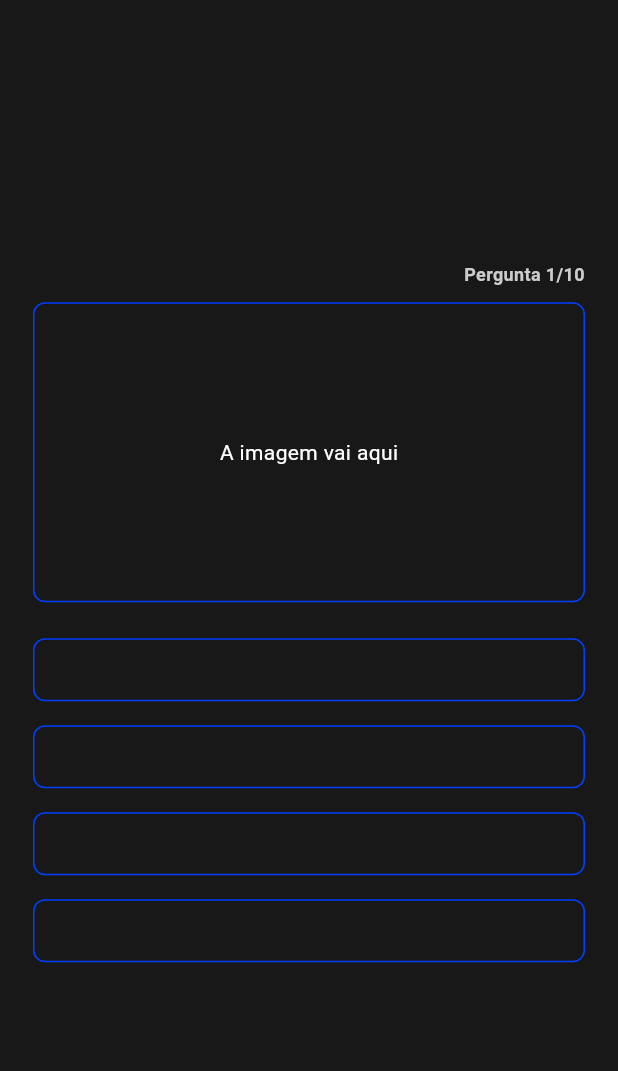
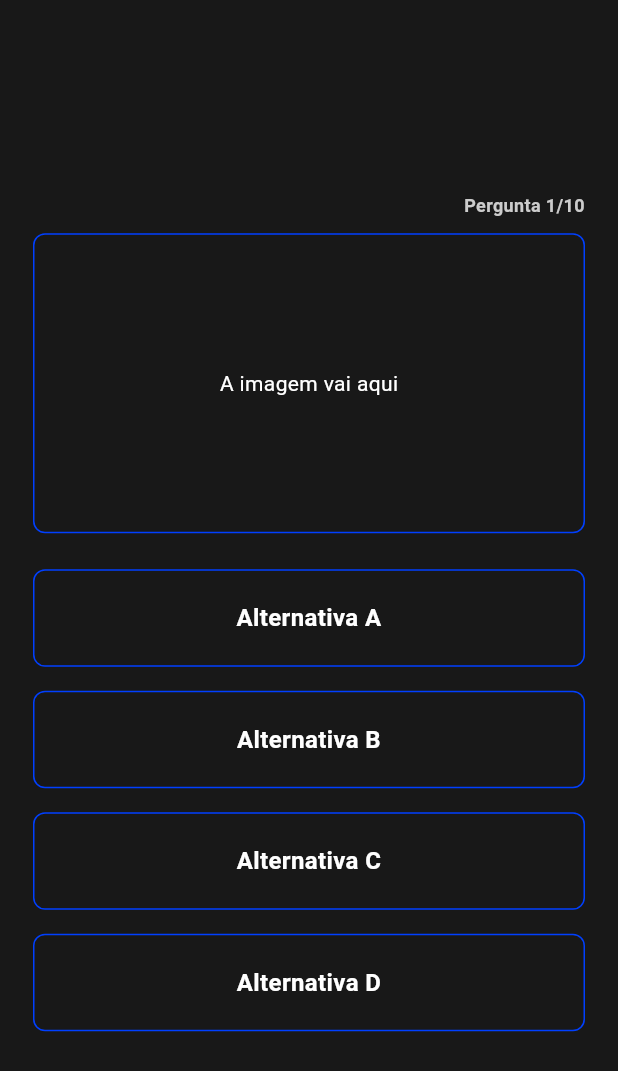
Before and after one commit to dugabrielle/flutter_quiz, a Flutter app: the screen it shows after launch, on a phone screen of 412 x 824 dp. Shown: the top 1071 px of the screen. Run offline on Flutter 3.47's test engine with Material 3 defaults, Android fonts, the light colour scheme and no system bars; our stand-ins replace google_fonts, shimmer.

Commit message:
Implementação dos botões dinâmicos e lógica de cor

```diff
--- a/lib/src/ui/pages/quizpage.dart
+++ b/lib/src/ui/pages/quizpage.dart
@@ -1,4 +1,5 @@
 import 'package:flutter/material.dart';
+import 'package:flutter_quizz/src/data/utils/answer_btn_color.dart';
 import 'package:flutter_quizz/src/data/utils/random_border.dart';
 
 class QuizPage extends StatefulWidget {
@@ -9,6 +10,46 @@ class QuizPage extends StatefulWidget {
 }
 
 class _QuizPageState extends State<QuizPage> {
+  int selected = -1;
+  final int correct = 2; // exemplo de resposta correta
+  bool disabled = false;
+  int maxTries = 3;
+  int tries = 0;
+
+  final List<String> options = [
+    'Alternativa A',
+    'Alternativa B',
+    'Alternativa C',
+    'Alternativa D',
+  ];
+
+  void handleTap(int index, BuildContext context) {
+    if (disabled) return; // impede selcionar novamente após estar desabilitada
+    setState(() {
+      selected = index;
+
+      if (index == correct) {
+        disabled = true;
+      } else {
+        tries++;
+        if (tries >= maxTries) {
+          disabled = true;
+        }
+      }
+    });
+
+    if (index != correct) {
+      ScaffoldMessenger.of(context).showSnackBar(
+        SnackBar(
+          content: Text(
+            'Ops, resposta incorreta! Tentativas restantes: ${maxTries - tries}',
+          ),
+          duration: Duration(seconds: 1),
+        ),
+      );
+    }
+  }
+
   @override
   Widget build(BuildContext context) {
     return Scaffold(
@@ -58,28 +99,18 @@ class _QuizPageState extends State<QuizPage> {
                           padding: const EdgeInsets.symmetric(horizontal: 0),
                           child: Column(
                             crossAxisAlignment: CrossAxisAlignment.stretch,
-                            children: [
-                              NeonButton(
-                                text: 'Alternativa A',
-                                onTap: () {},
-                                isCorrect: false,
-                              ),
-                              NeonButton(
-                                text: 'Alternativa B',
-                                onTap: () {},
-                                isCorrect: false,
-                              ),
-                              NeonButton(
-                                text: 'Alternativa C',
-                                onTap: () {},
-                                isCorrect: false,
-                              ),
-                              NeonButton(
-                                text: 'Alternativa D',
-                                onTap: () {},
-                                isCorrect: false,
-                              ),
-                            ],
+                            children: List.generate(options.length, (index) {
+                              return NeonButton(
+                                text: options[index],
+                                onTap: () => handleTap(index, context),
+                                color: answerBtnColor(
+                                  disabled: disabled,
+                                  index: index,
+                                  selected: selected,
+                                  correct: correct,
+                                ),
+                              );
+                            }),
                           ),
                         ),
                       ],
@@ -95,38 +126,39 @@ class _QuizPageState extends State<QuizPage> {
   }
 }
 
-class NeonButton extends StatefulWidget {
+class NeonButton extends StatelessWidget {
   final String text;
   final VoidCallback onTap;
-  final bool isCorrect;
+  final Color color;
 
   const NeonButton({
     required this.text,
     required this.onTap,
-    required this.isCorrect,
+    required this.color,
     super.key,
   });
 
   @override
-  State<NeonButton> createState() => _NeonButtonState();
-}
-
-class _NeonButtonState extends State<NeonButton> {
-  bool? answered; //
-
-  // initState
-
-  @override
   Widget build(BuildContext context) {
     return GestureDetector(
-      onTap: widget.onTap,
+      onTap: onTap,
       child: Container(
         width: double.infinity,
         margin: const EdgeInsets.symmetric(vertical: 8),
         padding: const EdgeInsets.symmetric(vertical: 20),
         decoration: BoxDecoration(
+          color: color,
           border: Border.all(color: BorderColor.value),
           borderRadius: BorderRadius.circular(8),
+        ),
+        child: Text(
+          text,
+          style: TextStyle(
+            color: color == Colors.transparent ? Colors.white : Colors.black,
+            fontWeight: FontWeight.bold,
+            fontSize: 16,
+          ),
+          textAlign: TextAlign.center,
         ),
       ),
     );
```
Also changed, not shown: pubspec.lock.
